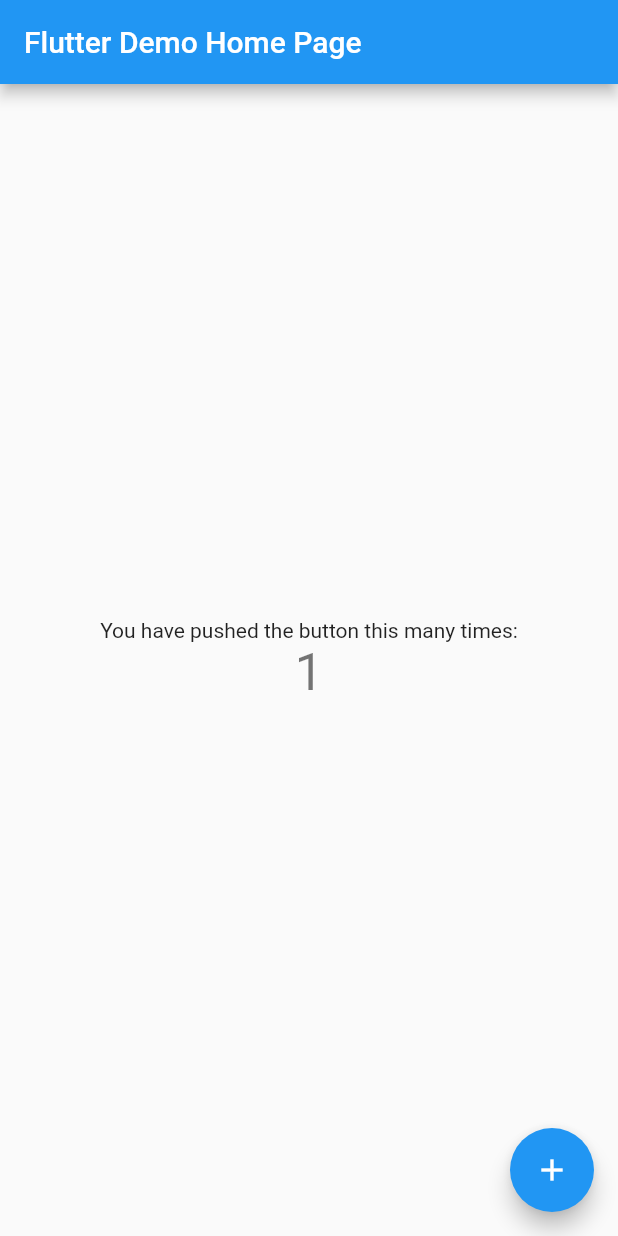
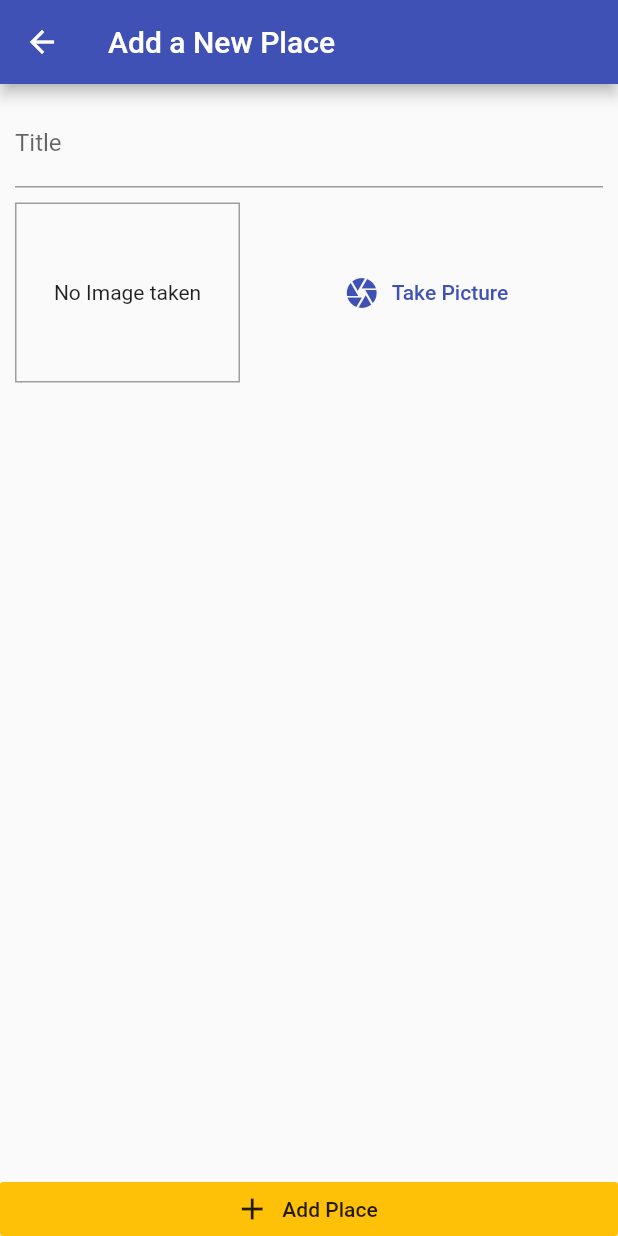
Before and after one commit to akshitachi/great_places, a Flutter app: the screen it shows after launch, after a tap on the "add" icon, on a phone screen of 412 x 824 dp. Run offline on Flutter 3.47's test engine with Material 2 defaults, Android fonts, the phone set to English and light mode, and no system bars; our stand-ins replace image_picker.

Commit message:
add feature to take photos and add to the app with some other UI

```diff
--- a/lib/main.dart
+++ b/lib/main.dart
@@ -1,113 +1,27 @@
 import 'package:flutter/material.dart';
+import 'package:provider/provider.dart';
+import './providers/great_places.dart';
+import './screens/places_list_screen.dart';
+import './screens/add_place_screen.dart';
 
-void main() {
-  runApp(MyApp());
-}
+void main() => runApp(MyApp());
 
 class MyApp extends StatelessWidget {
-  // This widget is the root of your application.
   @override
   Widget build(BuildContext context) {
-    return MaterialApp(
-      title: 'Flutter Demo',
-      theme: ThemeData(
-        // This is the theme of your application.
-        //
-        // Try running your application with "flutter run". You'll see the
-        // application has a blue toolbar. Then, without quitting the app, try
-        // changing the primarySwatch below to Colors.green and then invoke
-        // "hot reload" (press "r" in the console where you ran "flutter run",
-        // or simply save your changes to "hot reload" in a Flutter IDE).
-        // Notice that the counter didn't reset back to zero; the application
-        // is not restarted.
-        primarySwatch: Colors.blue,
+    return ChangeNotifierProvider.value(
+      value: GreatPlaces(),
+      child: MaterialApp(
+        title: 'Great Places',
+        theme: ThemeData(
+          primarySwatch: Colors.indigo,
+          accentColor: Colors.amber,
+        ),
+        home: PlacesListScreen(),
+        routes: {
+          AddPlacesScreen.routeName: (ctx) => AddPlacesScreen(),
+        },
       ),
-      home: MyHomePage(title: 'Flutter Demo Home Page'),
     );
   }
 }
-
-class MyHomePage extends StatefulWidget {
-  MyHomePage({Key key, this.title}) : super(key: key);
-
-  // This widget is the home page of your application. It is stateful, meaning
-  // that it has a State object (defined below) that contains fields that affect
-  // how it looks.
-
-  // This class is the configuration for the state. It holds the values (in this
-  // case the title) provided by the parent (in this case the App widget) and
-  // used by the build method of the State. Fields in a Widget subclass are
-  // always marked "final".
-
-  final String title;
-
-  @override
-  _MyHomePageState createState() => _MyHomePageState();
-}
-
-class _MyHomePageState extends State<MyHomePage> {
-  int _counter = 0;
-
-  void _incrementCounter() {
-    setState(() {
-      // This call to setState tells the Flutter framework that something has
-      // changed in this State, which causes it to rerun the build method below
-      // so that the display can reflect the updated values. If we changed
-      // _counter without calling setState(), then the build method would not be
-      // called again, and so nothing would appear to happen.
-      _counter++;
-    });
-  }
-
-  @override
-  Widget build(BuildContext context) {
-    // This method is rerun every time setState is called, for instance as done
-    // by the _incrementCounter method above.
-    //
-    // The Flutter framework has been optimized to make rerunning build methods
-    // fast, so that you can just rebuild anything that needs updating rather
-    // than having to individually change instances of widgets.
-    return Scaffold(
-      appBar: AppBar(
-        // Here we take the value from the MyHomePage object that was created by
-        // the App.build method, and use it to set our appbar title.
-        title: Text(widget.title),
-      ),
-      body: Center(
-        // Center is a layout widget. It takes a single child and positions it
-        // in the middle of the parent.
-        child: Column(
-          // Column is also a layout widget. It takes a list of children and
-          // arranges them vertically. By default, it sizes itself to fit its
-          // children horizontally, and tries to be as tall as its parent.
-          //
-          // Invoke "debug painting" (press "p" in the console, choose the
-          // "Toggle Debug Paint" action from the Flutter Inspector in Android
-          // Studio, or the "Toggle Debug Paint" command in Visual Studio Code)
-          // to see the wireframe for each widget.
-          //
-          // Column has various properties to control how it sizes itself and
-          // how it positions its children. Here we use mainAxisAlignment to
-          // center the children vertically; the main axis here is the vertical
-          // axis because Columns are vertical (the cross axis would be
-          // horizontal).
-          mainAxisAlignment: MainAxisAlignment.center,
-          children: <Widget>[
-            Text(
-              'You have pushed the button this many times:',
-            ),
-            Text(
-              '$_counter',
-              style: Theme.of(context).textTheme.headline4,
-            ),
-          ],
-        ),
-      ),
-      floatingActionButton: FloatingActionButton(
-        onPressed: _incrementCounter,
-        tooltip: 'Increment',
-        child: Icon(Icons.add),
-      ), // This trailing comma makes auto-formatting nicer for build methods.
-    );
-  }
-}
--- /dev/null
+++ b/lib/models/place.dart
@@ -0,0 +1,27 @@
+import 'dart:io';
+
+import 'package:flutter/foundation.dart';
+
+class PlaceLocation {
+  final double latitude;
+  final double longitute;
+  final String address;
+  PlaceLocation({
+    @required this.latitude,
+    @required this.longitute,
+    this.address,
+  });
+}
+
+class Place {
+  final String id;
+  final String title;
+  final PlaceLocation location;
+  final File image;
+  Place({
+    @required this.id,
+    @required this.title,
+    @required this.location,
+    @required this.image,
+  });
+}
--- /dev/null
+++ b/lib/providers/great_places.dart
@@ -0,0 +1,25 @@
+import 'dart:io';
+
+import 'package:flutter/foundation.dart';
+import '../models/place.dart';
+
+class GreatPlaces with ChangeNotifier {
+  List<Place> _items = [];
+  List<Place> get items {
+    return [..._items];
+  }
+
+  void addPlace(
+    String pickedTitle,
+    File pickedImage,
+  ) {
+    final newPlace = Place(
+      id: DateTime.now().toString(),
+      image: pickedImage,
+      title: pickedTitle,
+      location: null,
+    );
+    _items.add(newPlace);
+    notifyListeners();
+  }
+}
--- /dev/null
+++ b/lib/screens/add_place_screen.dart
@@ -0,0 +1,69 @@
+import 'package:flutter/material.dart';
+import '../widgets/image_input.dart';
+import 'dart:io';
+import 'package:provider/provider.dart';
+import '../providers/great_places.dart';
+
+class AddPlacesScreen extends StatefulWidget {
+  static const routeName = '/add-place';
+  @override
+  _AddPlacesScreenState createState() => _AddPlacesScreenState();
+}
+
+class _AddPlacesScreenState extends State<AddPlacesScreen> {
+  final _titleController = TextEditingController();
+  File _pickedImage;
+  void _selectImage(File pickedImage) {
+    _pickedImage = pickedImage;
+  }
+
+  void _savePlace() {
+    if (_titleController.text.isEmpty || _pickedImage == null) {
+      return;
+    }
+    Provider.of<GreatPlaces>(context, listen: false)
+        .addPlace(_titleController.text, _pickedImage);
+    Navigator.of(context).pop();
+  }
+
+  @override
+  Widget build(BuildContext context) {
+    return Scaffold(
+      appBar: AppBar(
+        title: Text('Add a New Place'),
+      ),
+      body: Column(
+        crossAxisAlignment: CrossAxisAlignment.stretch,
+        children: [
+          Expanded(
+            child: SingleChildScrollView(
+              child: Padding(
+                padding: EdgeInsets.all(10),
+                child: Column(
+                  children: [
+                    TextField(
+                      decoration: InputDecoration(labelText: 'Title'),
+                      controller: _titleController,
+                    ),
+                    SizedBox(
+                      height: 10,
+                    ),
+                    ImageInput(_selectImage),
+                  ],
+                ),
+              ),
+            ),
+          ),
+          RaisedButton.icon(
+            icon: Icon(Icons.add),
+            label: Text('Add Place'),
+            onPressed: _savePlace,
+            elevation: 0,
+            materialTapTargetSize: MaterialTapTargetSize.shrinkWrap,
+            color: Theme.of(context).accentColor,
+          ),
+        ],
+      ),
+    );
+  }
+}
--- /dev/null
+++ b/lib/screens/places_list_screen.dart
@@ -0,0 +1,44 @@
+import 'package:flutter/material.dart';
+import 'package:provider/provider.dart';
+import './add_place_screen.dart';
+import '../providers/great_places.dart';
+
+class PlacesListScreen extends StatelessWidget {
+  @override
+  Widget build(BuildContext context) {
+    return Scaffold(
+      appBar: AppBar(
+        title: Text('Your Places'),
+        actions: [
+          IconButton(
+            icon: Icon(Icons.add),
+            onPressed: () {
+              Navigator.of(context).pushNamed(AddPlacesScreen.routeName);
+            },
+          ),
+        ],
+      ),
+      body: Consumer<GreatPlaces>(
+        child: Center(
+          child: const Text(
+            'Got no places yet, start adding some!',
+          ),
+        ),
+        builder: (ctx, greatPlaces, ch) => greatPlaces.items.length <= 0
+            ? ch
+            : ListView.builder(
+                itemCount: greatPlaces.items.length,
+                itemBuilder: (ctx, i) => ListTile(
+                  leading: CircleAvatar(
+                    backgroundImage: FileImage(greatPlaces.items[i].image),
+                  ),
+                  title: Text(greatPlaces.items[i].title),
+                  onTap: (){
+                    //...
+                  },
+                ),
+              ),
+      ),
+    );
+  }
+}
--- /dev/null
+++ b/lib/widgets/image_input.dart
@@ -0,0 +1,75 @@
+import 'package:flutter/material.dart';
+import 'dart:io';
+import 'package:image_picker/image_picker.dart';
+import 'package:path/path.dart' as path;
+import 'package:path_provider/path_provider.dart' as syspaths;
+
+class ImageInput extends StatefulWidget {
+  final Function onSelectImage;
+  ImageInput(
+    this.onSelectImage,
+  );
+  @override
+  _ImageInputState createState() => _ImageInputState();
+}
+
+class _ImageInputState extends State<ImageInput> {
+  File _storedImage;
+  Future<void> _takePicture() async {
+    final picker = ImagePicker();
+    final imageFile = await picker.getImage(
+      source: ImageSource.camera,
+      maxWidth: 600,
+    );
+    if (imageFile == null) {
+      return;
+    }
+    setState(() {
+      _storedImage = File(imageFile.path);
+    });
+    final appDir = await syspaths.getApplicationDocumentsDirectory();
+    final fileName = path.basename(imageFile.path);
+    final savedImage = await _storedImage.copy('${appDir.path}/$fileName');
+    widget.onSelectImage(savedImage);
+  }
+
+  @override
+  Widget build(BuildContext context) {
+    return Row(
+      children: [
+        Container(
+          width: 150,
+          height: 120,
+          decoration: BoxDecoration(
+            border: Border.all(
+              width: 1,
+              color: Colors.grey,
+            ),
+          ),
+          child: _storedImage != null
+              ? Image.file(
+                  _storedImage,
+                  fit: BoxFit.cover,
+                  width: double.infinity,
+                )
+              : Text(
+                  'No Image taken',
+                  textAlign: TextAlign.center,
+                ),
+          alignment: Alignment.center,
+        ),
+        SizedBox(
+          width: 10,
+        ),
+        Expanded(
+          child: FlatButton.icon(
+            icon: Icon(Icons.camera),
+            label: Text('Take Picture'),
+            textColor: Theme.of(context).primaryColor,
+            onPressed: _takePicture,
+          ),
+        ),
+      ],
+    );
+  }
+}
--- a/pubspec.yaml
+++ b/pubspec.yaml
@@ -23,6 +23,10 @@ environment:
 dependencies:
   flutter:
     sdk: flutter
+  provider: ^5.0.0
+  image_picker: ^0.7.4
+  path_provider: ^2.0.1
+  path: ^1.8.0
 
 
   # The following adds the Cupertino Icons font to your application.
```
Also changed, not shown: lib/screens/place_detail_screen.dart (added), pubspec.lock, 1 other file.
